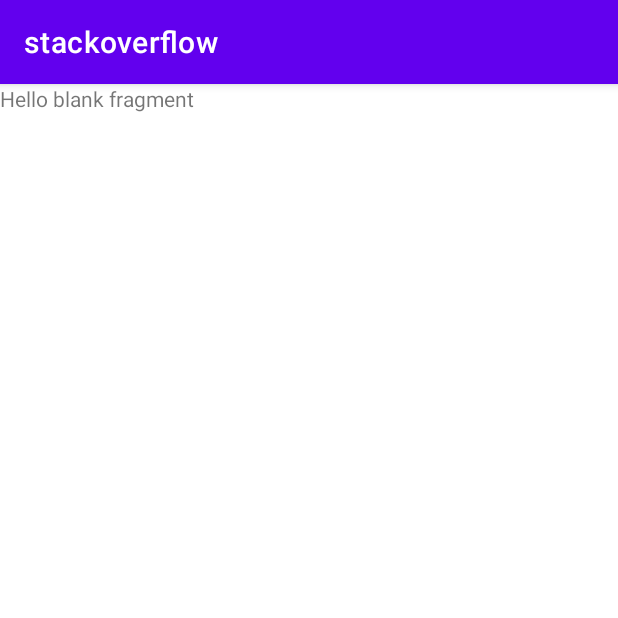
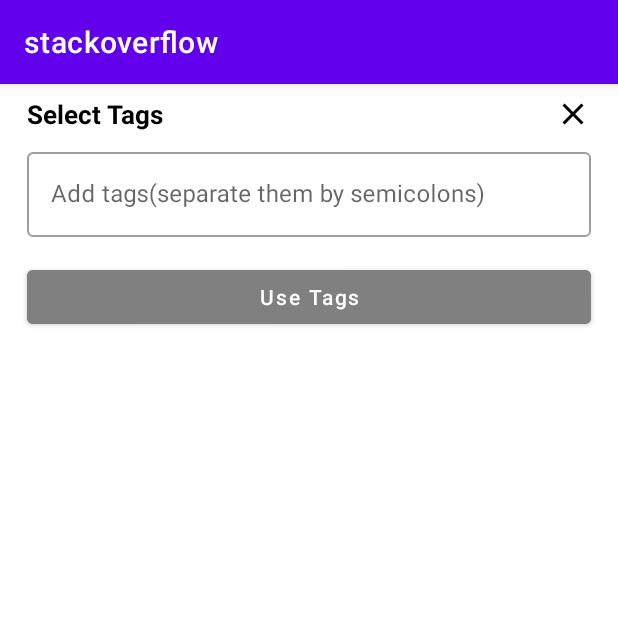
Before and after one commit to UKnow-IKnow/stack-lite, an Android app: the SearchWithTagFragment screen opened through its navigation route, on a phone screen of 412 x 824 dp, the top half of it. Run offline under Robolectric (Android 15) with nearby library versions, the light colour scheme and no system bars; our stand-ins replace Dagger/Hilt's generated code; network calls fail; pictures from the network do not load; 1 statement that could not run was skipped.

Commit message:
design search with tag screen

```diff
--- a/app/src/main/java/com/example/stackoverflow/SearchWithTagFragment.kt
+++ b/app/src/main/java/com/example/stackoverflow/SearchWithTagFragment.kt
@@ -1,59 +1,45 @@
 package com.example.stackoverflow
 
 import android.os.Bundle
-import androidx.fragment.app.Fragment
 import android.view.LayoutInflater
 import android.view.View
 import android.view.ViewGroup
+import androidx.fragment.app.activityViewModels
+import com.example.stackoverflow.adapters.QuestionAdapter
+import com.example.stackoverflow.databinding.FragmentSearchWithTagBinding
+import com.google.android.material.bottomsheet.BottomSheetDialogFragment
 
-// TODO: Rename parameter arguments, choose names that match
-// the fragment initialization parameters, e.g. ARG_ITEM_NUMBER
-private const val ARG_PARAM1 = "param1"
-private const val ARG_PARAM2 = "param2"
 
-/**
- * A simple [Fragment] subclass.
- * Use the [SearchWithTagFragment.newInstance] factory method to
- * create an instance of this fragment.
- */
-class SearchWithTagFragment : Fragment() {
-    // TODO: Rename and change types of parameters
-    private var param1: String? = null
-    private var param2: String? = null
+class SearchWithTagFragment : BottomSheetDialogFragment() {
 
-    override fun onCreate(savedInstanceState: Bundle?) {
-        super.onCreate(savedInstanceState)
-        arguments?.let {
-            param1 = it.getString(ARG_PARAM1)
-            param2 = it.getString(ARG_PARAM2)
-        }
-    }
+    private var _binding: FragmentSearchWithTagBinding? = null
+    private val binding get() = _binding
+    private val viewModel by activityViewModels<QuestionViewModel>()
+    private lateinit var tagAdapter: QuestionAdapter
 
     override fun onCreateView(
         inflater: LayoutInflater, container: ViewGroup?,
         savedInstanceState: Bundle?
     ): View? {
         // Inflate the layout for this fragment
-        return inflater.inflate(R.layout.fragment_search_with_tag, container, false)
+        _binding = FragmentSearchWithTagBinding.inflate(inflater, container, false)
+        return binding?.root
     }
 
-    companion object {
-        /**
-         * Use this factory method to create a new instance of
-         * this fragment using the provided parameters.
-         *
-         * @param param1 Parameter 1.
-         * @param param2 Parameter 2.
-         * @return A new instance of fragment SearchWithTagFragment.
-         */
-        // TODO: Rename and change types and number of parameters
-        @JvmStatic
-        fun newInstance(param1: String, param2: String) =
-            SearchWithTagFragment().apply {
-                arguments = Bundle().apply {
-                    putString(ARG_PARAM1, param1)
-                    putString(ARG_PARAM2, param2)
-                }
-            }
+    override fun onViewCreated(view: View, savedInstanceState: Bundle?) {
+        super.onViewCreated(view, savedInstanceState)
+
+        setUpRecyclerView()
     }
+
+    private fun setUpRecyclerView() {
+
+    }
+
+
+    override fun onDestroyView() {
+        super.onDestroyView()
+        _binding = null
+    }
+
 }
--- a/app/src/main/res/layout/fragment_search_with_tag.xml
+++ b/app/src/main/res/layout/fragment_search_with_tag.xml
@@ -1,14 +1,150 @@
 <?xml version="1.0" encoding="utf-8"?>
 <FrameLayout xmlns:android="http://schemas.android.com/apk/res/android"
+    xmlns:app="http://schemas.android.com/apk/res-auto"
     xmlns:tools="http://schemas.android.com/tools"
     android:layout_width="match_parent"
     android:layout_height="match_parent"
+    android:background="@color/white"
+    android:paddingHorizontal="10dp"
+    android:paddingBottom="50dp"
+    app:layout_behavior="@string/bottom_sheet_behavior"
     tools:context=".SearchWithTagFragment">
 
-    <!-- TODO: Update blank fragment layout -->
-    <TextView
+    <LinearLayout
         android:layout_width="match_parent"
-        android:layout_height="match_parent"
-        android:text="@string/hello_blank_fragment" />
+        android:layout_height="wrap_content"
+        android:orientation="vertical">
+
+        <RelativeLayout
+            android:layout_width="match_parent"
+            android:layout_height="wrap_content"
+            android:layout_marginTop="8dp"
+            android:orientation="horizontal"
+            android:paddingHorizontal="8dp">
+
+            <TextView
+                android:id="@+id/select_tags_textview"
+                android:layout_width="wrap_content"
+                android:layout_height="wrap_content"
+                android:text="Select Tags"
+                android:textColor="@color/black"
+                android:textSize="17sp"
+                android:textStyle="bold" />
+
+            <ImageView
+                android:id="@+id/close_tags"
+                android:layout_width="wrap_content"
+                android:layout_height="wrap_content"
+                android:layout_alignParentEnd="true"
+                android:foreground="?selectableItemBackgroundBorderless"
+                android:src="@drawable/ic_close" />
+
+        </RelativeLayout>
+
+        <ProgressBar
+            android:id="@+id/progress_bar"
+            style="?android:attr/progressBarStyleHorizontal"
+            android:layout_width="wrap_content"
+            android:layout_height="wrap_content"
+            android:layout_gravity="center_horizontal"
+            android:layout_marginVertical="8dp"
+            android:visibility="gone" />
+
+        <com.google.android.material.textfield.TextInputLayout
+            android:id="@+id/tags_input_text"
+            style="@style/Widget.MaterialComponents.TextInputLayout.OutlinedBox"
+            android:layout_width="match_parent"
+            android:layout_height="wrap_content"
+            android:layout_margin="8dp">
+
+            <com.google.android.material.textfield.TextInputEditText
+                android:layout_width="match_parent"
+                android:layout_height="match_parent"
+                android:hint="Add tags(separate them by semicolons)" />
+
+        </com.google.android.material.textfield.TextInputLayout>
+
+        <com.google.android.material.button.MaterialButton
+            android:id="@+id/use_tags_button"
+            android:layout_width="match_parent"
+            android:layout_height="wrap_content"
+            android:layout_marginHorizontal="8dp"
+            android:layout_marginTop="8dp"
+            android:backgroundTint="@color/gray"
+            android:text="Use Tags"
+            android:textColor="@color/white"
+            android:textColorHint="@color/white"
+            android:textAllCaps="false"/>
+
+        <ProgressBar
+            android:id="@+id/searching_tags_progressbar"
+            android:layout_width="wrap_content"
+            android:layout_height="wrap_content"
+            android:layout_gravity="center_horizontal"
+            android:layout_marginVertical="8dp"
+            android:visibility="gone"/>
+
+        <LinearLayout
+            android:id="@+id/null_search_tags"
+            android:layout_width="match_parent"
+            android:layout_height="0dp"
+            android:layout_weight="1"
+            android:gravity="center"
+            android:orientation="vertical"
+            android:visibility="gone">
+
+            <ImageView
+                android:layout_width="30dp"
+                android:layout_height="30dp"
+                android:src="@drawable/ic_error"/>
+
+            <TextView
+                android:layout_width="match_parent"
+                android:layout_height="wrap_content"
+                android:gravity="center_horizontal"
+                android:text="No results match your search keyword"
+                android:textSize="20sp"/>
+
+        </LinearLayout>
+
+        <LinearLayout
+            android:id="@+id/error_network_tags"
+            android:layout_width="match_parent"
+            android:layout_height="0dp"
+            android:layout_weight="1"
+            android:gravity="center"
+            android:orientation="vertical"
+            android:visibility="gone">
+
+            <ImageView
+                android:layout_width="30dp"
+                android:layout_height="30dp"
+                android:src="@drawable/ic_error"/>
+
+            <TextView
+                android:layout_width="match_parent"
+                android:layout_height="wrap_content"
+                android:gravity="center_horizontal"
+                android:text="There's some error"
+                android:textSize="20sp"/>
+
+        </LinearLayout>
+
+        <androidx.recyclerview.widget.RecyclerView
+            android:id="@+id/questions_after_tag_rv"
+            android:layout_width="match_parent"
+            android:layout_height="match_parent"
+            android:layout_marginTop="12dp"
+            android:paddingStart="5dp"
+            android:visibility="gone"
+            tools:visibility="visible"
+            android:paddingEnd="5dp"
+            app:layoutManager="androidx.recyclerview.widget.LinearLayoutManager"
+            tools:itemCount="6"
+            tools:listitem="@layout/question_item"/>
+
+    </LinearLayout>
+
+
 
 </FrameLayout>
```
